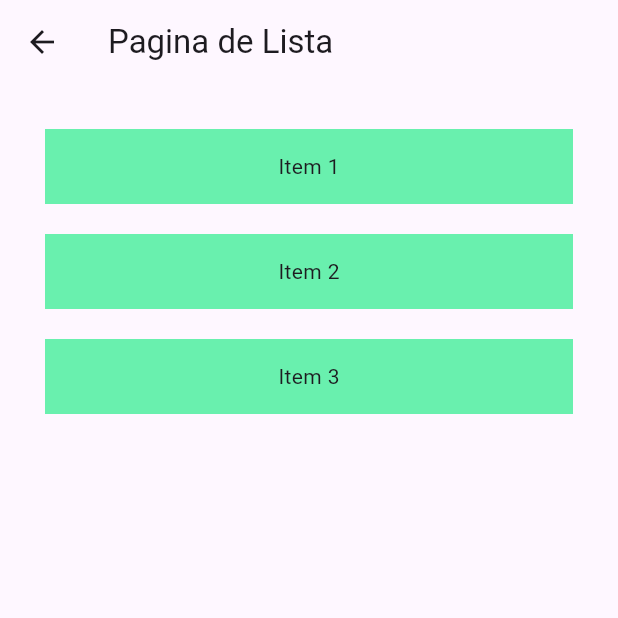
After one commit to wstagf/ConstrucaoSoft-Flutter-Fatesg-2025.2, a Flutter app: the screen it shows after launch, after a tap on "Tela Lista", on a phone screen of 412 x 824 dp, the top half of it. The commit adds this screen. Run offline on Flutter 3.47's test engine with Material 3 defaults, Android fonts, the phone set to English and light mode, and no system bars.

Commit message:
Criado base para tela de lista com navegacao e parametros

```diff
--- a/Aula07/gerenciaestados/lib/home_page.dart
+++ b/Aula07/gerenciaestados/lib/home_page.dart
@@ -1,5 +1,7 @@
 import 'package:flutter/material.dart';
 import 'package:gerenciaestados/segunda_pagina.dart';
+
+import 'lista.dart';
 
 class HomePage extends StatelessWidget {
   String mensagem;
@@ -36,6 +38,18 @@ class HomePage extends StatelessWidget {
               child: Text("Segunda Tela"),
             ),
 
+            FilledButton(
+              onPressed: () {
+                Navigator.push(
+                  context,
+                  MaterialPageRoute(
+                    builder: (builder) => Lista(),
+                  ),
+                );
+              },
+              child: Text("Tela Lista"),
+            ),
+
             // componente para quando precisamos fazer um botao
             // e queremos definir o layout dele completamente
             // InkWell(
--- /dev/null
+++ b/Aula07/gerenciaestados/lib/lista.dart
@@ -0,0 +1,77 @@
+import 'package:flutter/material.dart';
+
+import 'item_lista.dart';
+
+class Lista extends StatelessWidget {
+  const Lista({super.key});
+
+  void navegar(int id, BuildContext ctx) {
+    print(id);
+    Navigator.push(
+      ctx,
+      MaterialPageRoute(
+        builder: (builder) => ItemLista(
+          id: id,
+        ),
+      ),
+    );
+  }
+
+  @override
+  Widget build(BuildContext context) {
+    return Scaffold(
+      appBar: AppBar(
+        title: Text("Pagina de Lista"),
+      ),
+      body: Padding(
+        padding: const EdgeInsets.all(20.0),
+        child: Column(
+          children: [
+            GestureDetector(
+              onTap: () {
+                navegar(1, context);
+              },
+              child: Container(
+                margin: EdgeInsets.all(10),
+                height: 50,
+                width: MediaQuery.of(context).size.width,
+                color: Colors.greenAccent,
+                child: Center(
+                  child: Text("Item 1"),
+                ),
+              ),
+            ),
+            GestureDetector(
+              onTap: () {
+                navegar(2, context);
+              },
+              child: Container(
+                margin: EdgeInsets.all(10),
+                height: 50,
+                width: MediaQuery.of(context).size.width,
+                color: Colors.greenAccent,
+                child: Center(
+                  child: Text("Item 2"),
+                ),
+              ),
+            ),
+            GestureDetector(
+              onTap: () {
+                navegar(3, context);
+              },
+              child: Container(
+                margin: EdgeInsets.all(10),
+                height: 50,
+                width: MediaQuery.of(context).size.width,
+                color: Colors.greenAccent,
+                child: Center(
+                  child: Text("Item 3"),
+                ),
+              ),
+            ),
+          ],
+        ),
+      ),
+    );
+  }
+}
```
Also changed, not shown: Aula07/gerenciaestados/lib/item_lista.dart (added, +14 -0 lines).
